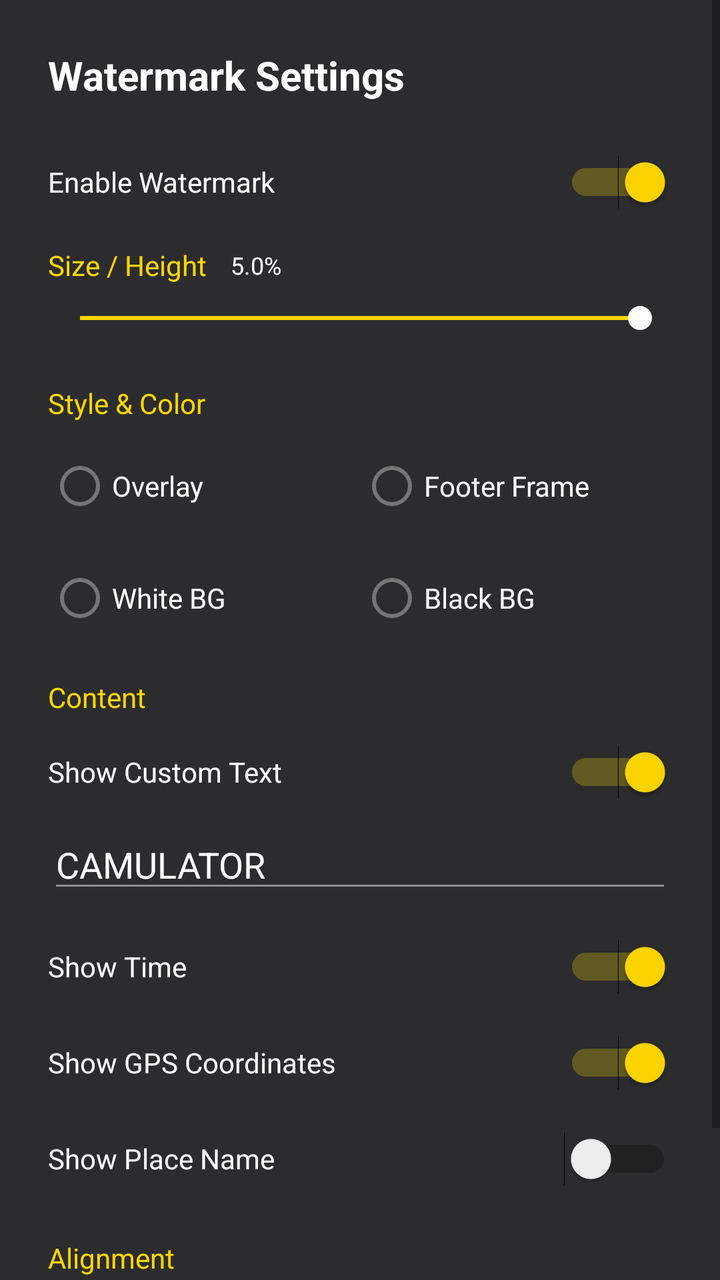
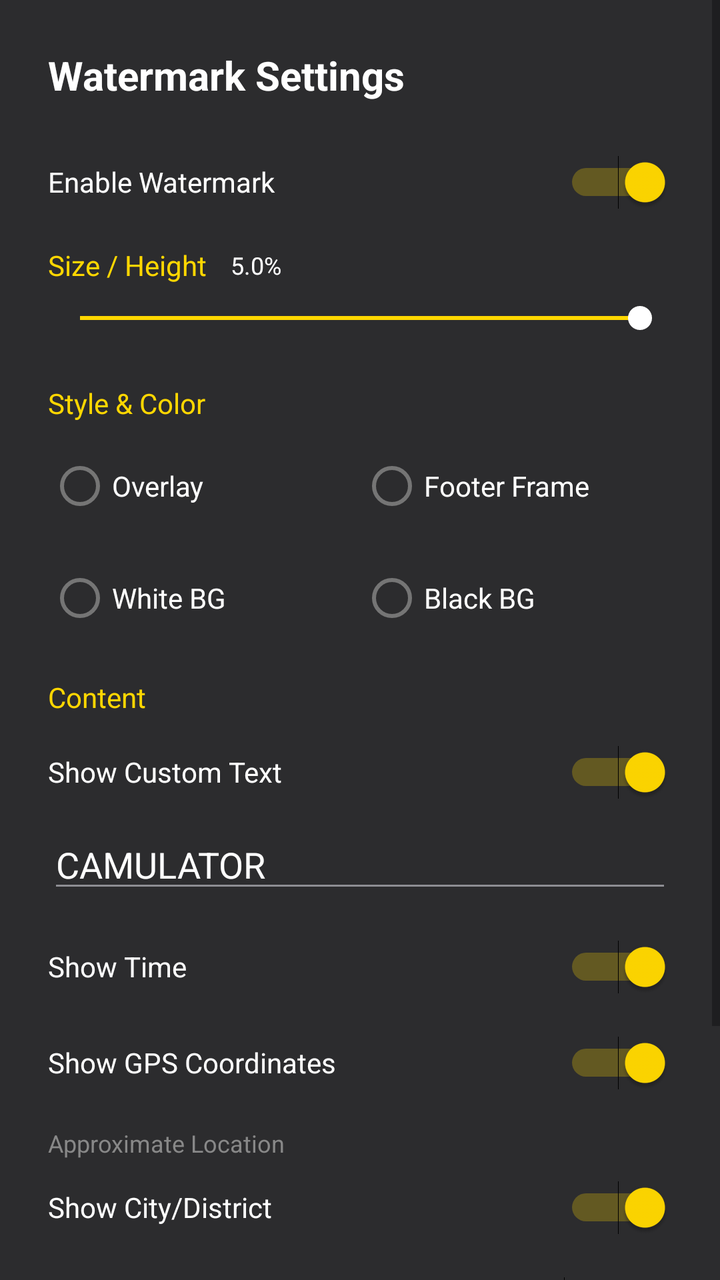

Compare the two renders of this Android layout. The source of the first and the diff that turns it into the second are given below.
<!-- AndroidManifest.xml: application theme Theme.CamulatorPro -->
<!-- res/layout/dialog_watermark_settings.xml -->
<?xml version="1.0" encoding="utf-8"?>
<ScrollView xmlns:android="http://schemas.android.com/apk/res/android"
    android:layout_width="match_parent"
    android:layout_height="match_parent"
    android:background="#2C2C2E">

    <LinearLayout
        android:layout_width="match_parent"
        android:layout_height="wrap_content"
        android:orientation="vertical"
        android:padding="24dp">

        <TextView
            android:layout_width="wrap_content"
            android:layout_height="wrap_content"
            android:text="Watermark Settings"
            android:textColor="#FFFFFF"
            android:textSize="20sp"
            android:textStyle="bold"
            android:layout_marginBottom="16dp"/>

        <Switch
            android:id="@+id/swWatermarkEnabled"
            android:layout_width="match_parent"
            android:layout_height="wrap_content"
            android:text="Enable Watermark"
            android:textColor="#FFFFFF"
            android:checked="true"
            android:minHeight="48dp"/>
            
        
        <LinearLayout
            android:layout_width="match_parent"
            android:layout_height="wrap_content"
            android:orientation="horizontal"
            android:gravity="center_vertical"
            android:layout_marginTop="8dp">
            
            <TextView
                android:layout_width="wrap_content"
                android:layout_height="wrap_content"
                android:text="Size / Height"
                android:textColor="#FFD700"
                android:textSize="14sp"/>
                
            <TextView
                android:id="@+id/tvSizeValue"
                android:layout_width="wrap_content"
                android:layout_height="wrap_content"
                android:text="5.0%"
                android:textColor="#FFFFFF"
                android:textSize="12sp"
                android:layout_marginStart="12dp"/>
        </LinearLayout>

        <SeekBar
            android:id="@+id/sbWatermarkSize"
            android:layout_width="match_parent"
            android:layout_height="wrap_content"
            android:max="50"
            android:progress="50"
            android:progressTint="#FFD700"
            android:thumbTint="#FFFFFF"
            android:layout_marginTop="8dp"
            android:layout_marginBottom="16dp"/>

        
        <TextView
            android:layout_width="wrap_content"
            android:layout_height="wrap_content"
            android:text="Style &amp; Color"
            android:textColor="#FFD700"
            android:textSize="14sp"
            android:layout_marginTop="8dp"
            android:layout_marginBottom="8dp"/>

        <RadioGroup
            android:id="@+id/rgStyle"
            android:layout_width="match_parent"
            android:layout_height="wrap_content"
            android:orientation="horizontal"
            android:layout_marginBottom="8dp">
            
            <RadioButton
                android:id="@+id/rbStyleOverlay"
                android:layout_width="0dp"
                android:layout_weight="1"
                android:layout_height="wrap_content"
                android:text="Overlay"
                android:textColor="#FFFFFF"/>
                
            <RadioButton
                android:id="@+id/rbStyleFooter"
                android:layout_width="0dp"
                android:layout_weight="1"
                android:layout_height="wrap_content"
                android:text="Footer Frame"
                android:textColor="#FFFFFF"/>
        </RadioGroup>

        <RadioGroup
            android:id="@+id/rgBgColor"
            android:layout_width="match_parent"
            android:layout_height="wrap_content"
            android:orientation="horizontal"
            android:layout_marginBottom="8dp">
            
            <RadioButton
                android:id="@+id/rbBgWhite"
                android:layout_width="0dp"
                android:layout_weight="1"
                android:layout_height="wrap_content"
                android:text="White BG"
                android:textColor="#FFFFFF"/>
                
            <RadioButton
                android:id="@+id/rbBgBlack"
                android:layout_width="0dp"
                android:layout_weight="1"
                android:layout_height="wrap_content"
                android:text="Black BG"
                android:textColor="#FFFFFF"/>
        </RadioGroup>

        
        <TextView
            android:layout_width="wrap_content"
            android:layout_height="wrap_content"
            android:text="Content"
            android:textColor="#FFD700"
            android:textSize="14sp"
            android:layout_marginTop="8dp"
            android:layout_marginBottom="4dp"/>

        <Switch
            android:id="@+id/swShowLogo"
            android:layout_width="match_parent"
            android:layout_height="wrap_content"
            android:text="Show Custom Text"
            android:textColor="#FFFFFF"
            android:checked="true"
            android:minHeight="48dp"/>

        <EditText
            android:id="@+id/etCustomText"
            android:layout_width="match_parent"
            android:layout_height="wrap_content"
            android:hint="Enter Logo Text"
            android:text="CAMULATOR"
            android:textColor="#FFFFFF"
            android:textColorHint="#8E8E93"
            android:backgroundTint="#8E8E93"
            android:layout_marginBottom="8dp"/>

        <Switch
            android:id="@+id/swShowTime"
            android:layout_width="match_parent"
            android:layout_height="wrap_content"
            android:text="Show Time"
            android:textColor="#FFFFFF"
            android:checked="true"
            android:minHeight="48dp"/>

        <Switch
            android:id="@+id/swShowCoords"
            android:layout_width="match_parent"
            android:layout_height="wrap_content"
            android:text="Show GPS Coordinates"
            android:textColor="#FFFFFF"
            android:checked="true"
            android:minHeight="48dp"/>

        <Switch
            android:id="@+id/swShowPlace"
            android:layout_width="match_parent"
            android:layout_height="wrap_content"
            android:text="Show Place Name"
            android:textColor="#FFFFFF"
            android:checked="false"
            android:minHeight="48dp"/>

        
        <TextView
            android:layout_width="wrap_content"
            android:layout_height="wrap_content"
            android:text="Alignment"
            android:textColor="#FFD700"
            android:textSize="14sp"
            android:layout_marginTop="16dp"
            android:layout_marginBottom="8dp"/>

        <RadioGroup
            android:id="@+id/rgPosition"
            android:layout_width="match_parent"
            android:layout_height="wrap_content"
            android:orientation="horizontal"
            android:layout_marginBottom="8dp">
            
            <RadioButton
                android:id="@+id/rbPosLeft"
                android:layout_width="0dp"
                android:layout_weight="1"
                android:layout_height="wrap_content"
                android:text="Left"
                android:textColor="#FFFFFF"/>
                
            <RadioButton
                android:id="@+id/rbPosCenter"
                android:layout_width="0dp"
                android:layout_weight="1"
                android:layout_height="wrap_content"
                android:text="Center"
                android:textColor="#FFFFFF"/>
                
            <RadioButton
                android:id="@+id/rbPosRight"
                android:layout_width="0dp"
                android:layout_weight="1"
                android:layout_height="wrap_content"
                android:text="Right"
                android:textColor="#FFFFFF"/>
        </RadioGroup>

        

    </LinearLayout>
</ScrollView>
<!-- resources referenced by this layout -->
<resources>
  <style name="Theme.CamulatorPro" parent="Theme.MaterialComponents.DayNight.NoActionBar">
          <item name="colorPrimary">#1C1C1E</item>
          <item name="colorPrimaryVariant">#000000</item>
          <item name="colorOnPrimary">#FFFFFF</item>
          <item name="colorSecondary">#FFD700</item>
          <item name="colorOnSecondary">#000000</item>
          <item name="android:statusBarColor">#000000</item>
          <item name="android:navigationBarColor">#000000</item>
      </style>
</resources>

<!-- the commit's change to res/layout/dialog_watermark_settings.xml (unified diff, before → after) -->
@@ -170,11 +170,29 @@
             android:checked="true"
             android:minHeight="48dp"/>
 
-        <Switch
-            android:id="@+id/swShowPlace"
-            android:layout_width="match_parent"
-            android:layout_height="wrap_content"
-            android:text="Show Place Name"
+        
+        <TextView
+            android:layout_width="wrap_content"
+            android:layout_height="wrap_content"
+            android:text="Approximate Location"
+            android:textColor="#888888"
+            android:textSize="12sp"
+            android:layout_marginTop="8dp"/>
+
+        <Switch
+            android:id="@+id/swShowDistrict"
+            android:layout_width="match_parent"
+            android:layout_height="wrap_content"
+            android:text="Show City/District"
+            android:textColor="#FFFFFF"
+            android:checked="true"
+            android:minHeight="48dp"/>
+
+        <Switch
+            android:id="@+id/swShowStreet"
+            android:layout_width="match_parent"
+            android:layout_height="wrap_content"
+            android:text="Show Street"
             android:textColor="#FFFFFF"
             android:checked="false"
             android:minHeight="48dp"/>
@@ -221,7 +239,5 @@
                 android:textColor="#FFFFFF"/>
         </RadioGroup>
 
-        
-
     </LinearLayout>
 </ScrollView>
